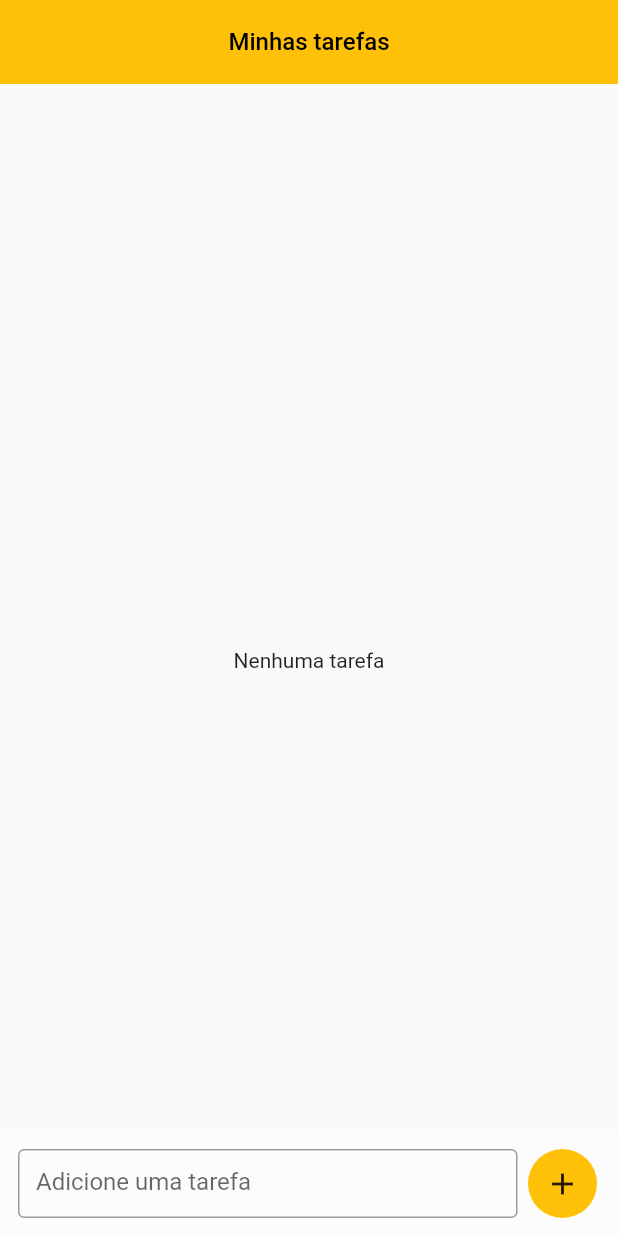
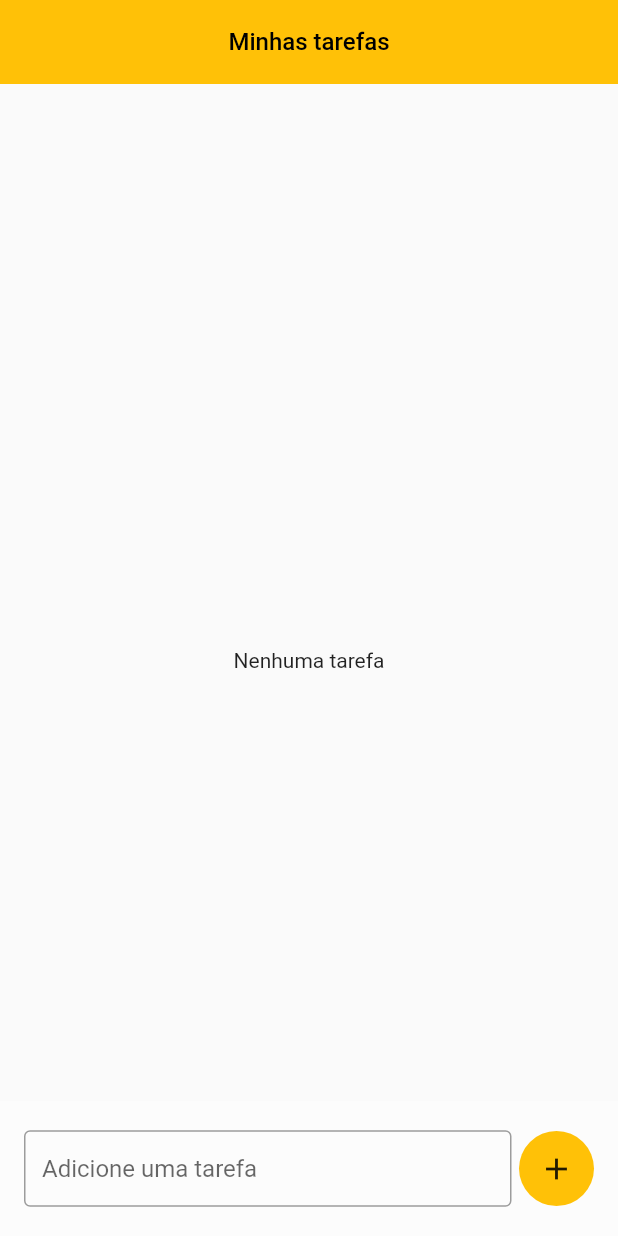
Before and after one commit to josedeneto/simple_todo_list, a Flutter app: the screen it shows after launch, on a phone screen of 412 x 824 dp. Run offline on Flutter 3.47's test engine with Material 2 defaults, Android fonts, the phone set to English and light mode, and no system bars.

Commit message:
Update home page
Add validator

```diff
--- a/lib/page/home_page.dart
+++ b/lib/page/home_page.dart
@@ -11,6 +11,7 @@ class HomePage extends StatefulWidget {
 class _HomePageState extends State<HomePage> {
   late TextEditingController _cTodo;
   final homeController = HomeController();
+  final GlobalKey<FormState> _formKey = GlobalKey();
   @override
   void initState() {
     _cTodo = TextEditingController();
@@ -64,15 +65,23 @@ class _HomePageState extends State<HomePage> {
             right: 0,
             bottom: 0,
             child: Container(
-              padding: const EdgeInsets.all(12),
+              padding: const EdgeInsets.all(16),
               width: MediaQuery.of(context).size.width,
-              height: 70,
+              height: 90,
               decoration: const BoxDecoration(color: Colors.white30),
+              child: Form(
+                key: _formKey,
                 child: Row(
                   mainAxisAlignment: MainAxisAlignment.spaceBetween,
                   children: [
                     Expanded(
                       child: TextFormField(
+                        validator: ((value) {
+                          if (value!.isEmpty) {
+                            return 'Introduza uma tarefa';
+                          }
+                          return null;
+                        }),
                         controller: _cTodo,
                         decoration: const InputDecoration(
                           isDense: true,
@@ -83,10 +92,15 @@ class _HomePageState extends State<HomePage> {
                     ),
                     GestureDetector(
                       onTap: () {
+                        if (_formKey.currentState!.validate()) {
                           homeController.addTodo(todo: _cTodo.text);
+                          _cTodo.clear();
+                        }
                       },
                       child: Container(
-                      margin: const EdgeInsets.only(left: 5),
+                        margin: const EdgeInsets.only(
+                          left: 5,
+                        ),
                         width: 50,
                         height: 50,
                         decoration: const BoxDecoration(
@@ -101,6 +115,7 @@ class _HomePageState extends State<HomePage> {
                   ],
                 ),
               ),
+            ),
           )
         ],
       ),
```
Lines whose indentation alone changed are shown as unchanged.
